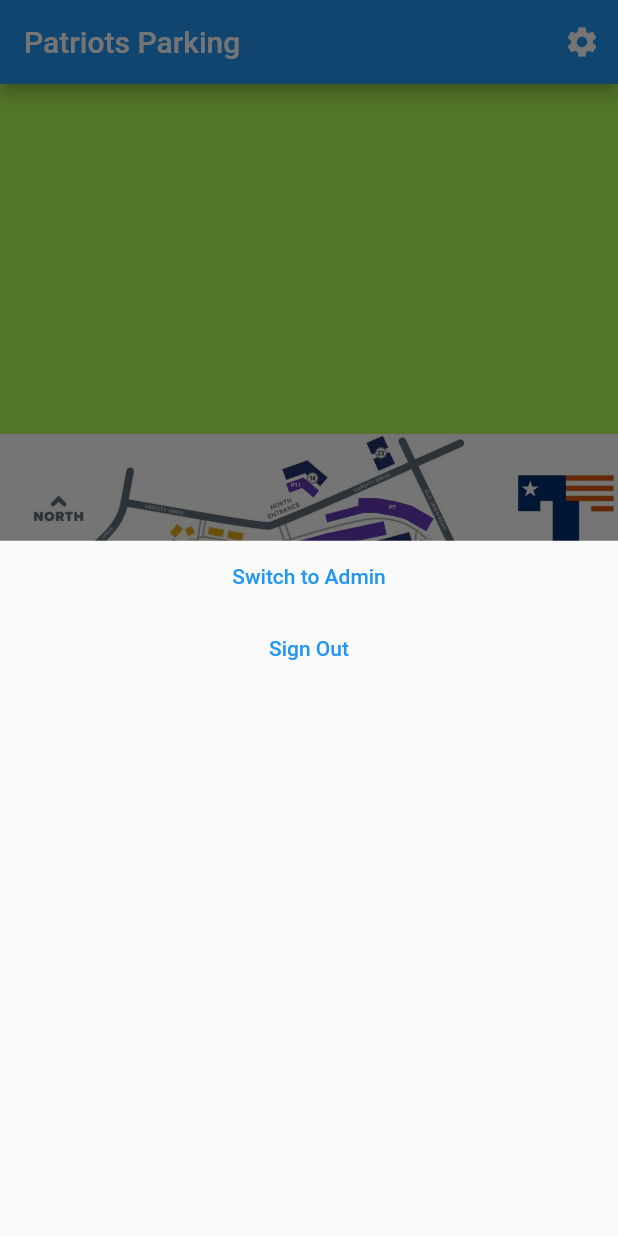
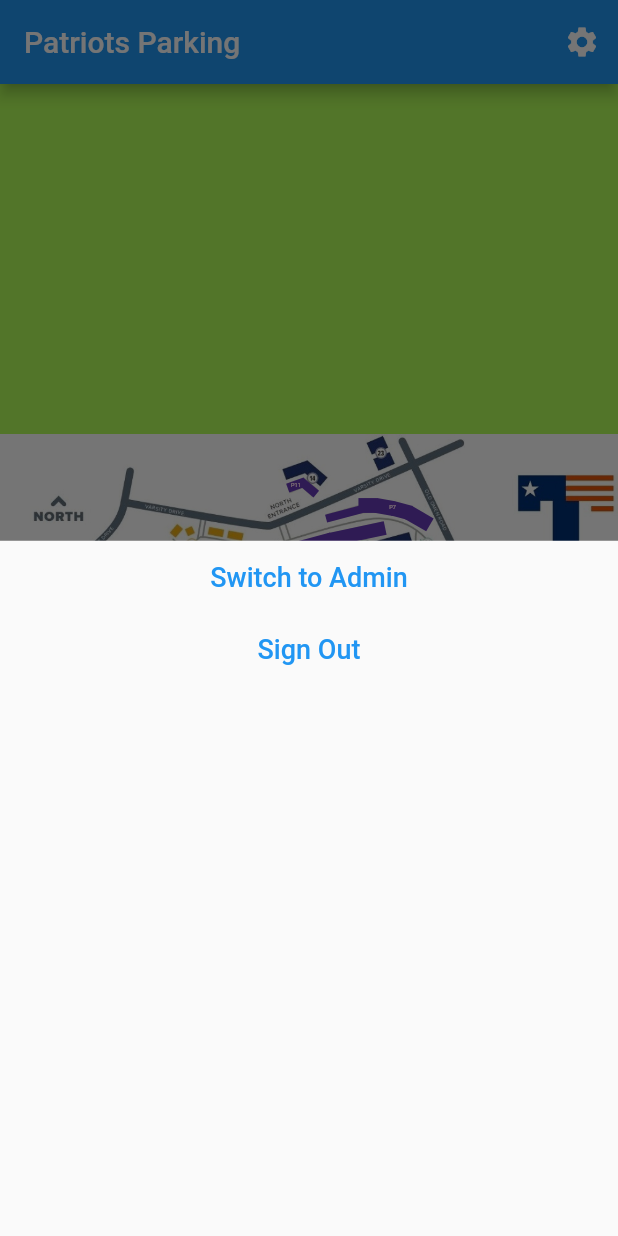
Before and after one commit to haru235/Patriots-Parking, a Flutter app: the screen it shows once a user with an empty profile is signed in, after a tap on the "settings" icon, on a phone screen of 412 x 824 dp. Run offline on Flutter 3.47's test engine with Material 2 defaults, Android fonts, the phone set to English and light mode, and no system bars; our stand-ins replace cloud_firestore, firebase_auth, firebase_core, get_it; missing offline and left inert: flutterfire_ui; accounts and stored records are empty.

Commit message:
other changes

```diff
--- a/lib/main.dart
+++ b/lib/main.dart
@@ -7,7 +7,6 @@
 import 'package:patriots_parking/resources/firebase/auth_methods.dart';
 import 'package:patriots_parking/resources/locator.dart';
 import 'package:provider/provider.dart';
-import 'package:patriots_parking/models/Statistical_Data.dart';
 
 void main() async {
   WidgetsFlutterBinding.ensureInitialized();
@@ -15,15 +14,7 @@
     options: DefaultFirebaseOptions.currentPlatform,
   );
   setUpLocator();
-  runApp(MultiProvider(providers: [
-    Provider<StatisticalData>(
-        create: (context) => StatisticalData(
-              total: 0,
-              available: 0,
-              occupied: 0,
-              parkingLotName: 'Lot18',
-            ))
-  ], child: const MyApp()));
+  runApp(const MyApp());
 }
 
 class MyApp extends StatelessWidget {
--- a/lib/pages/parking_page.dart
+++ b/lib/pages/parking_page.dart
@@ -21,15 +21,16 @@
 }
 
 class _HomePageState extends State<HomePage> {
-  final TransformationController _mapController = TransformationController();
-  final TransformationController _parkingController =
-      TransformationController();
+  late TransformationController _mapController;
+  late TransformationController _parkingController;
 
   @override
   void initState() {
     super.initState();
     // initialize subscriptions to parking lot and space collections
     locator.get<FirestoreMethods>().initializeSubscriptions();
+    _mapController = TransformationController();
+    _parkingController = TransformationController();
   }
 
   @override
@@ -68,7 +69,10 @@
                                 .get<FirestoreMethods>()
                                 .toggleAdmin(false);
                           },
-                          child: const Text('Switch to User'),
+                          child: const Text(
+                            'Switch to User',
+                            style: TextStyle(fontSize: 18),
+                          ),
                         ),
                         TextButton(
                           onPressed: () async {
@@ -77,7 +81,10 @@
                                 .get<FirestoreMethods>()
                                 .calibrateStatisticalData();
                           },
-                          child: const Text('Callibrate Parking Lots'),
+                          child: const Text(
+                            'Callibrate Parking Lots',
+                            style: TextStyle(fontSize: 18),
+                          ),
                         ),
                         TextButton(
                           onPressed: () async {
@@ -86,7 +93,10 @@
                                 .get<FirestoreMethods>()
                                 .addAllSpacesToCollection();
                           },
-                          child: const Text('Reload Spaces from Backup'),
+                          child: const Text(
+                            'Reload Spaces from Backup',
+                            style: TextStyle(fontSize: 18),
+                          ),
                         ),
                         TextButton(
                           onPressed: () async {
@@ -95,7 +105,10 @@
                                 .get<FirestoreMethods>()
                                 .toggleAdmin(false, forget: true);
                           },
-                          child: const Text('Forget Admin'),
+                          child: const Text(
+                            'Forget Admin',
+                            style: TextStyle(fontSize: 18),
+                          ),
                         ),
                       ] else ...[
                         TextButton(
@@ -111,7 +124,10 @@
                                   builder: (context) => const PassCode());
                             }
                           },
-                          child: const Text('Switch to Admin'),
+                          child: const Text(
+                            'Switch to Admin',
+                            style: TextStyle(fontSize: 18),
+                          ),
                         ),
                       ],
                       TextButton(
@@ -119,7 +135,10 @@
                           Navigator.pop(context);
                           locator.get<AuthMethods>().signout();
                         },
-                        child: const Text('Sign Out'),
+                        child: const Text(
+                          'Sign Out',
+                          style: TextStyle(fontSize: 18),
+                        ),
                       ),
                     ],
                   ),
@@ -252,7 +271,7 @@
                               child: Builder(builder: (context) {
                                 List<StatisticalData> dataMatch = locator
                                     .get<AppState>()
-                                    .parkingData
+                                    .statisticalData
                                     .where((element) =>
                                         element.parkingLotName == lot.name)
                                     .toList();
--- a/lib/pages/passcodePopup.dart
+++ b/lib/pages/passcodePopup.dart
@@ -1,9 +1,5 @@
 import 'package:flutter/material.dart';
-import 'package:flutter/src/widgets/container.dart';
-import 'package:flutter/src/widgets/framework.dart';
 import 'package:patriots_parking/resources/firebase/firestore_methods.dart';
-import 'package:patriots_parking/resources/firebase/firestore_path.dart';
-import 'package:patriots_parking/resources/firebase/firestore_service.dart';
 import 'package:patriots_parking/resources/locator.dart';
 
 class PassCode extends StatefulWidget {
--- a/lib/resources/app_state.dart
+++ b/lib/resources/app_state.dart
@@ -9,21 +9,14 @@
   UserModel userData = UserModel();
   ParkingLot? selectedLot;
   ParkingSpace? selectedSpace;
-  List<ParkingLot> parkingLots = [];
+  List<ParkingLot> parkingLots = tempLots;
   List<ParkingSpace> parkingSpaces = [];
-  List<StatisticalData> parkingData = [];
-  StatisticalData? data;
+  List<StatisticalData> statisticalData = [];
   Map<String, List<num>> spaceAvailability = {};
 
   // run when change in user data
   onUserDataChanged(UserModel newData) {
     userData = newData;
-    notifyListeners();
-  }
-
-// run when change in parking lot data
-  onParkingLotsChanged(List<ParkingLot> newData) {
-    parkingLots = newData + tempLots;
     notifyListeners();
   }
 
@@ -34,7 +27,7 @@
   }
 
   onStatisticalDataChanged(List<StatisticalData> newData) {
-    parkingData = newData;
+    statisticalData = newData;
     notifyListeners();
   }
 
@@ -48,7 +41,7 @@
   }
 
   StatisticalData getStatisticalData(String name) {
-    return parkingData.firstWhere(
+    return statisticalData.firstWhere(
       (element) => element.parkingLotName == name,
       orElse: () => StatisticalData(
           total: 0, available: 0, occupied: 0, parkingLotName: name),
--- a/lib/resources/firebase/firestore_methods.dart
+++ b/lib/resources/firebase/firestore_methods.dart
@@ -16,7 +16,6 @@
 class FirestoreMethods {
   final FirestoreService _firestoreService = FirestoreService.instance;
   late StreamSubscription _userDataSubscription;
-  late StreamSubscription _parkingLotsSubscription;
   late StreamSubscription _parkingSpacesSubscription;
   late StreamSubscription _statisticalDataSubscription;
 
@@ -25,25 +24,18 @@
     if (!(await _firestoreService.documentExists(
         path: FirestorePath.userData()))) {
       final userModel = UserModel();
-      _firestoreService.addDocument(
+      await _firestoreService.addDocument(
           path: FirestorePath.users(),
           data: userModel.toJson(),
           myId: locator.get<AuthMethods>().uid);
     }
     final state = locator.get<AppState>();
-    state.onParkingLotsChanged([]);
     _userDataSubscription = _firestoreService
         .documentStream(
             path: FirestorePath.userData(),
             builder: (data) => UserModel.fromJson(data))
         .listen((event) {
       state.onUserDataChanged(event);
-    });
-    _parkingLotsSubscription = _firestoreService
-        .collectionStream(
-            path: '/parkingLots', builder: (data) => ParkingLot.fromJson(data))
-        .listen((event) {
-      state.onParkingLotsChanged(event);
     });
     state.onParkingSpacesChanged([]);
     _parkingSpacesSubscription = _firestoreService
@@ -65,7 +57,6 @@
 // pause subscriptions
   Future<void> pauseSubscriptions() async {
     _userDataSubscription.pause();
-    _parkingLotsSubscription.pause();
     _parkingSpacesSubscription.pause();
     _statisticalDataSubscription.pause();
   }
@@ -73,7 +64,6 @@
 // resume subscriptions
   Future<void> resumeSubscriptions() async {
     _userDataSubscription.resume();
-    _parkingLotsSubscription.resume();
     _parkingSpacesSubscription.resume();
     _statisticalDataSubscription.resume();
   }
@@ -81,7 +71,6 @@
 // cancel subscriptions
   Future<void> cancelSubscriptions() async {
     _userDataSubscription.cancel();
-    _parkingLotsSubscription.cancel();
     _parkingSpacesSubscription.cancel();
     _statisticalDataSubscription.cancel();
   }
@@ -89,10 +78,24 @@
   Future<void> toggleBlocked(ParkingSpace space) async {
     if (space.blocked) {
       await FirestoreService.instance.updateDocument(
-          path: FirestorePath.parkingSpace(space.id), data: {'blocked': false});
+        path: FirestorePath.parkingSpace(space.id),
+        data: {'blocked': false},
+      );
+      if (space.open) {
+        FirestoreService.instance.updateDocument(
+            path: FirestorePath.statisticalData_(space.parkingLot),
+            data: {"available": FieldValue.increment(1)});
+      }
     } else {
       await FirestoreService.instance.updateDocument(
-          path: FirestorePath.parkingSpace(space.id), data: {'blocked': true});
+        path: FirestorePath.parkingSpace(space.id),
+        data: {'blocked': true},
+      );
+      if (space.open) {
+        FirestoreService.instance.updateDocument(
+            path: FirestorePath.statisticalData_(space.parkingLot),
+            data: {"available": FieldValue.increment(-1)});
+      }
     }
   }
 
@@ -229,8 +232,10 @@
           .parkingSpaces
           .where((element) => element.parkingLot == lot.name);
       int total = spaces.length;
-      int available = spaces.where((element) => element.open).length;
-      int occupied = spaces.where((element) => !element.open).length;
+      int available =
+          spaces.where((element) => element.open && !element.blocked).length;
+      int occupied =
+          spaces.where((element) => !element.open || element.blocked).length;
       await FirestoreService.instance.addDocument(
         path: FirestorePath.statisticalData(),
         data: StatisticalData(
--- a/lib/resources/firebase/firestore_service.dart
+++ b/lib/resources/firebase/firestore_service.dart
@@ -10,7 +10,8 @@
     required String path,
   }) async {
     final ref = FirebaseFirestore.instance.doc(path);
-    return ref.get().then((value) => value.exists ? true : false);
+    final doc = await ref.get();
+    return doc.exists ? true : false;
   }
 
   // update a document in Firestore
--- a/lib/resources/parking_data.dart
+++ b/lib/resources/parking_data.dart
@@ -1,7 +1,6 @@
 import 'package:patriots_parking/resources/lot_methods.dart';
 import 'package:patriots_parking/models/parking_lot.dart';
 import 'package:patriots_parking/models/parking_space.dart';
-import 'package:patriots_parking/models/Statistical_Data.dart';
 
 List<ParkingLot> tempLots = [
   const ParkingLot(
```
Also changed, not shown: lib/models/parking_lot.dart (+0 -27 lines), 2 other files.
